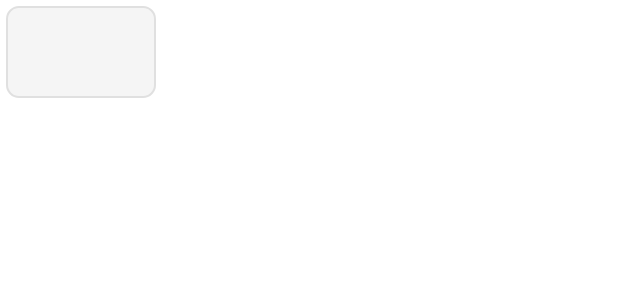
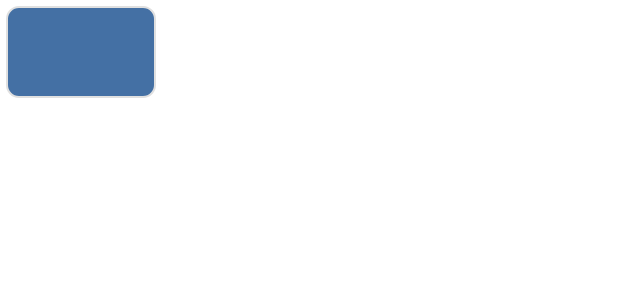
Before and after one commit to KhasanovAMdev/WeatherForecastApp, an Android app: the layout item_forecast.xml on its own in the app's theme, with its tools: preview values and no code run, on a phone screen of 412 x 824 dp. Shown: the top 300 px of the screen. Run offline under Robolectric (Android 15) with nearby library versions, the phone set to English and light mode, and no system bars.

Commit message:
Обновил цвет forecast_item_bg.xml

```diff
--- a/app/src/main/res/drawable/forecast_item_bg.xml
+++ b/app/src/main/res/drawable/forecast_item_bg.xml
@@ -1,6 +1,6 @@
 <?xml version="1.0" encoding="utf-8"?>
 <shape xmlns:android="http://schemas.android.com/apk/res/android">
-    <solid android:color="#F5F5F5" />
+    <solid android:color="#4470A4" />
     <corners android:radius="8dp" />
     <stroke
         android:width="1dp"
--- a/app/src/main/res/layout/item_forecast.xml
+++ b/app/src/main/res/layout/item_forecast.xml
@@ -12,6 +12,7 @@
         android:layout_width="match_parent"
         android:layout_height="wrap_content"
         android:gravity="center"
+        android:textColor="?android:attr/textColorPrimary"
         android:textSize="14sp" />
 
     <TextView
@@ -21,5 +22,6 @@
         android:layout_marginTop="4dp"
         android:gravity="center"
         android:textSize="16sp"
+        android:textColor="?android:attr/textColorSecondary"
         android:textStyle="bold" />
 </LinearLayout>
```
